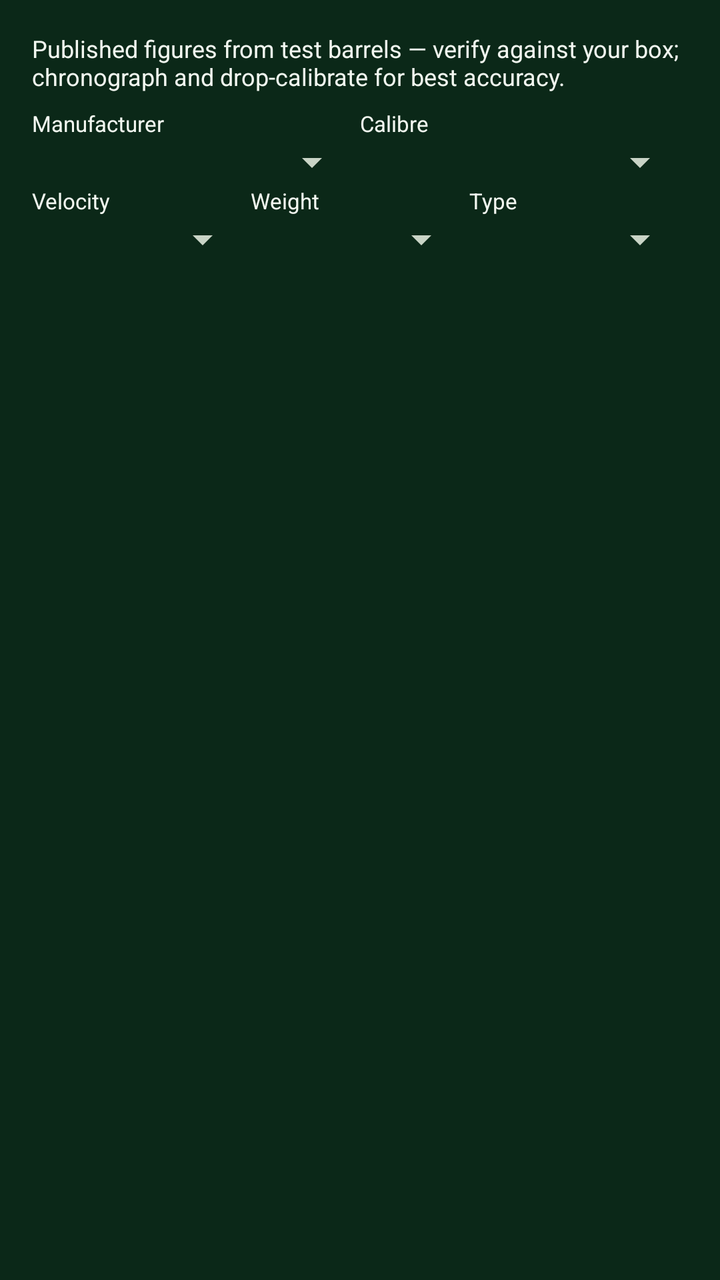
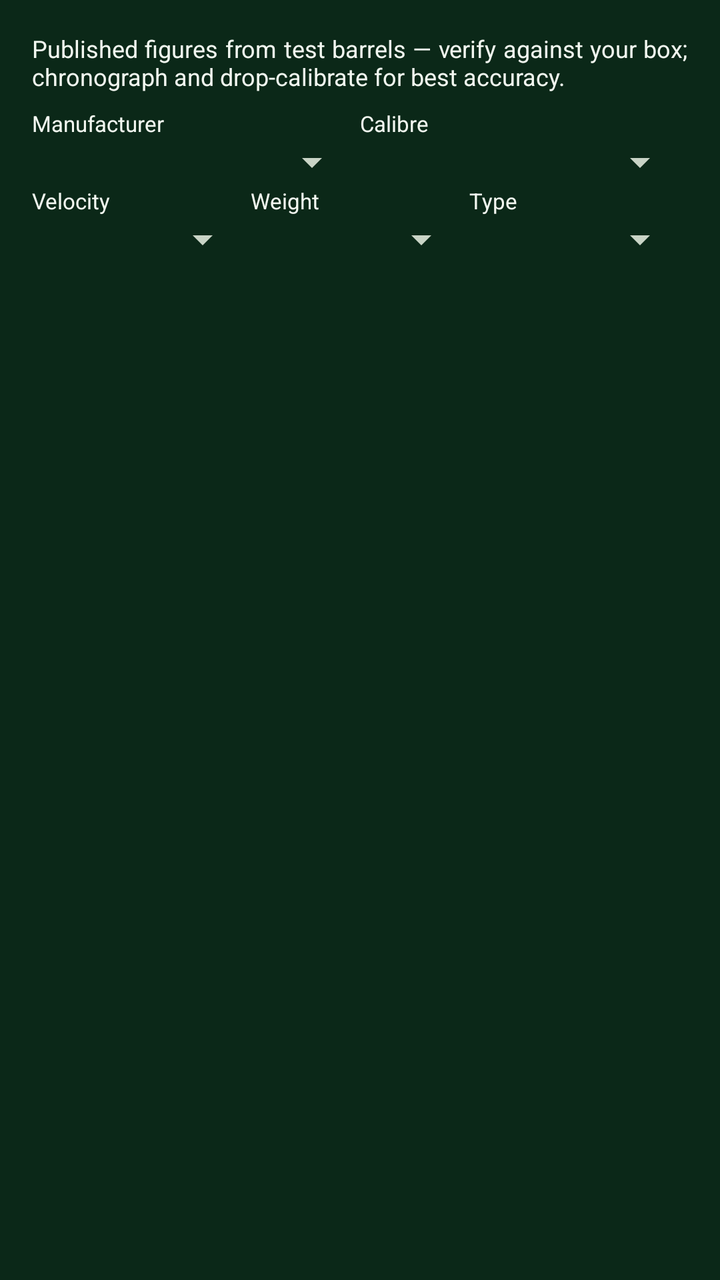

The first picture is an Android layout as it rendered before a commit; the second is the same layout after the commit. The layout source and the unified diff follow.
<!-- AndroidManifest.xml: application theme Theme.STS -->
<!-- res/layout/dialog_ammo_catalog.xml -->
<?xml version="1.0" encoding="utf-8"?>
<LinearLayout xmlns:android="http://schemas.android.com/apk/res/android"
    android:layout_width="match_parent"
    android:layout_height="wrap_content"
    android:orientation="vertical"
    android:padding="16dp">

    <TextView android:textColor="?android:attr/textColorPrimary" android:text="Published figures from test barrels — verify against your box; chronograph and drop-calibrate for best accuracy."
        android:textSize="12sp" android:layout_marginBottom="8dp"
        android:layout_width="match_parent" android:layout_height="wrap_content"/>

    <LinearLayout android:layout_width="match_parent" android:layout_height="wrap_content" android:orientation="horizontal">
        <LinearLayout android:layout_width="0dp" android:layout_weight="1" android:layout_height="wrap_content" android:orientation="vertical">
            <TextView android:textColor="?android:attr/textColorPrimary" android:text="Manufacturer" android:textSize="11sp" android:layout_width="wrap_content" android:layout_height="wrap_content"/>
            <Spinner android:id="@+id/spCatMfr" android:layout_width="match_parent" android:layout_height="wrap_content"/>
        </LinearLayout>
        <LinearLayout android:layout_width="0dp" android:layout_weight="1" android:layout_height="wrap_content" android:orientation="vertical">
            <TextView android:textColor="?android:attr/textColorPrimary" android:text="Calibre" android:textSize="11sp" android:layout_width="wrap_content" android:layout_height="wrap_content"/>
            <Spinner android:id="@+id/spCatCal" android:layout_width="match_parent" android:layout_height="wrap_content"/>
        </LinearLayout>
    </LinearLayout>

    <LinearLayout android:layout_width="match_parent" android:layout_height="wrap_content" android:orientation="horizontal">
        <LinearLayout android:layout_width="0dp" android:layout_weight="1" android:layout_height="wrap_content" android:orientation="vertical">
            <TextView android:textColor="?android:attr/textColorPrimary" android:text="Velocity" android:textSize="11sp" android:layout_width="wrap_content" android:layout_height="wrap_content"/>
            <Spinner android:id="@+id/spCatVel" android:layout_width="match_parent" android:layout_height="wrap_content"/>
        </LinearLayout>
        <LinearLayout android:layout_width="0dp" android:layout_weight="1" android:layout_height="wrap_content" android:orientation="vertical">
            <TextView android:textColor="?android:attr/textColorPrimary" android:text="Weight" android:textSize="11sp" android:layout_width="wrap_content" android:layout_height="wrap_content"/>
            <Spinner android:id="@+id/spCatWeight" android:layout_width="match_parent" android:layout_height="wrap_content"/>
        </LinearLayout>
        <LinearLayout android:layout_width="0dp" android:layout_weight="1" android:layout_height="wrap_content" android:orientation="vertical">
            <TextView android:textColor="?android:attr/textColorPrimary" android:text="Type" android:textSize="11sp" android:layout_width="wrap_content" android:layout_height="wrap_content"/>
            <Spinner android:id="@+id/spCatType" android:layout_width="match_parent" android:layout_height="wrap_content"/>
        </LinearLayout>
    </LinearLayout>

    <TextView android:textColor="?android:attr/textColorSecondary" android:id="@+id/tvCatCount" android:textSize="11sp" android:layout_marginTop="6dp"
        android:layout_width="wrap_content" android:layout_height="wrap_content"/>

    <ListView android:id="@+id/lvCatResults"
        android:layout_width="match_parent" android:layout_height="320dp"
        android:layout_marginTop="4dp"/>
</LinearLayout>
<!-- resources referenced by this layout -->
<resources>
  <style name="Theme.STS" parent="Theme.STS.Dark" />
  <style name="Theme.STS.Dark" parent="Theme.STS.Base">
          <item name="android:windowBackground">@color/dark_bg</item>
          <item name="colorSurface">@color/dark_surface</item>
          <item name="colorPrimary">@color/dark_accent</item>
          <item name="colorSecondary">@color/dark_accent</item>
          <item name="colorAccent">@color/dark_accent</item>
          <item name="colorOnPrimary">@color/dark_on_accent</item>
          <item name="colorOnSecondary">@color/dark_on_accent</item>
          <item name="android:colorBackground">@color/dark_surface</item>
          <item name="android:textColorPrimary">@color/dark_text</item>
          <item name="android:textColorSecondary">@color/dark_text_dim</item>
          <item name="android:textColorTertiary">#C9D4C6</item>
          <item name="android:textColorHint">#A6B2A4</item>
          <item name="colorOnSurface">@color/dark_text</item>
          <item name="colorOnBackground">@color/dark_text</item>
      </style>
  <style name="Theme.STS.Base" parent="Theme.MaterialComponents.NoActionBar">
          <item name="android:statusBarColor">@color/dark_bg</item>
      </style>
  <color name="dark_bg">#0B2818</color>
  <color name="dark_surface">#124024</color>
  <color name="dark_accent">#C9A24B</color>
  <color name="dark_on_accent">#141008</color>
  <color name="dark_text">#F2F7F0</color>
  <color name="dark_text_dim">#C9D4C6</color>
</resources>

<!-- the commit's change to res/layout/dialog_ammo_catalog.xml (unified diff, before → after) -->
@@ -7,7 +7,8 @@
 
     <TextView android:textColor="?android:attr/textColorPrimary" android:text="Published figures from test barrels — verify against your box; chronograph and drop-calibrate for best accuracy."
         android:textSize="12sp" android:layout_marginBottom="8dp"
-        android:layout_width="match_parent" android:layout_height="wrap_content"/>
+        android:layout_width="match_parent" android:layout_height="wrap_content"
+                android:justificationMode="inter_word" />
 
     <LinearLayout android:layout_width="match_parent" android:layout_height="wrap_content" android:orientation="horizontal">
         <LinearLayout android:layout_width="0dp" android:layout_weight="1" android:layout_height="wrap_content" android:orientation="vertical">
